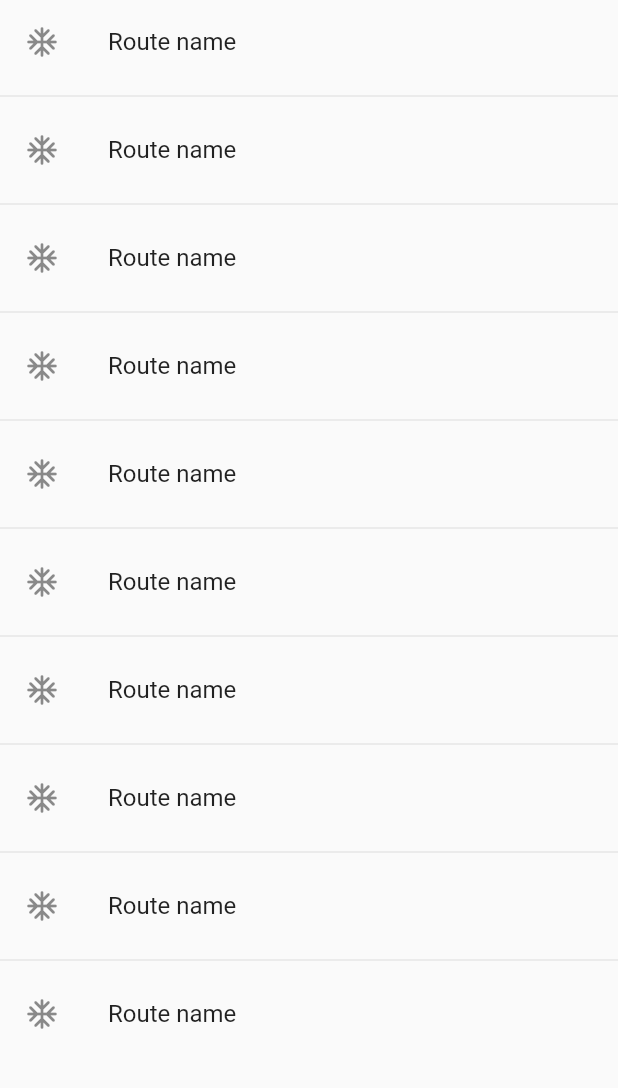
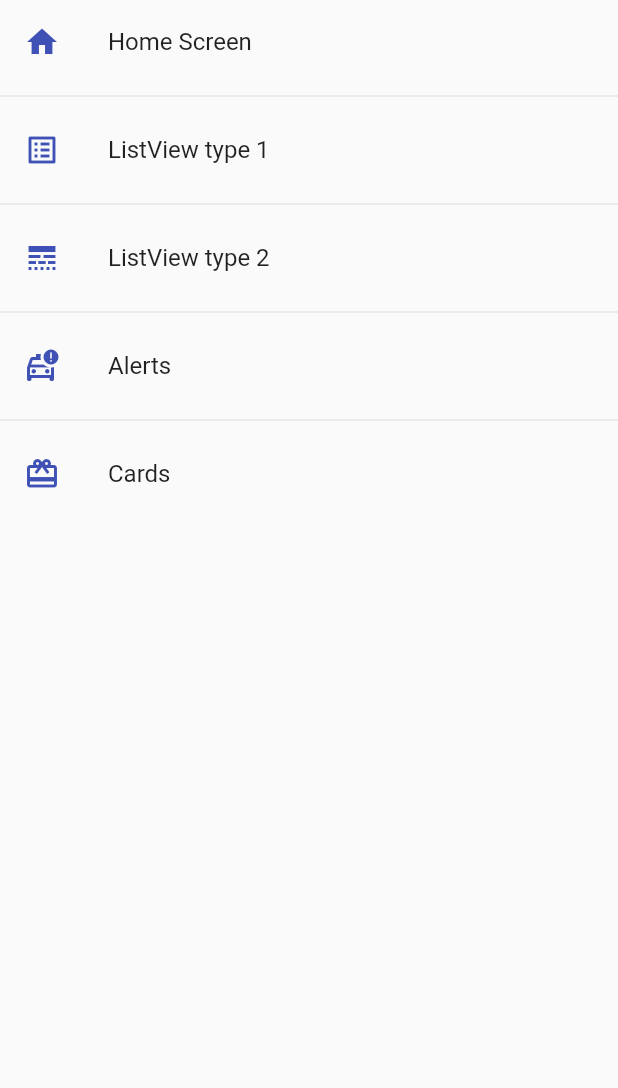
Before and after one commit to ChristianTC/flutter-components, a Flutter app: the screen it shows after launch, on a phone screen of 412 x 824 dp, the part 84-1172 px from its top. Run offline on Flutter 3.47's test engine with Material 2 defaults, Android fonts, the phone set to English and light mode, and no system bars.

Commit message:
Create method with the app routes

```diff
--- a/lib/main.dart
+++ b/lib/main.dart
@@ -13,7 +13,7 @@ class MyApp extends StatelessWidget {
       debugShowCheckedModeBanner: false,
       title: 'Material App',
       initialRoute: AppRoutes.initialRoute,
-      routes: AppRoutes.routes,
+      routes: AppRoutes.getAppRoutes(),
       onGenerateRoute: AppRoutes.onGenerateRoute,
     );
   }
--- /dev/null
+++ b/lib/models/menu_option.dart
@@ -0,0 +1,14 @@
+import 'package:flutter/material.dart' show IconData, Widget;
+
+class MenuOption {
+  final String route;
+  final IconData icon;
+  final String name;
+  final Widget screen;
+
+  MenuOption(
+      {required this.route,
+      required this.icon,
+      required this.name,
+      required this.screen});
+}
--- /dev/null
+++ b/lib/models/models.dart
@@ -0,0 +1 @@
+export 'package:fl_components/models/menu_option.dart';
--- a/lib/router/app_routes.dart
+++ b/lib/router/app_routes.dart
@@ -1,16 +1,56 @@
+import 'package:flutter/material.dart';
+
+import 'package:fl_components/models/models.dart';
 import 'package:fl_components/screens/screens.dart';
-import 'package:flutter/material.dart';
 
 class AppRoutes {
   static const initialRoute = 'home';
 
-  static Map<String, Widget Function(BuildContext)> routes = {
-    'home': (BuildContext context) => const HomeScreen(),
-    'listView1': (BuildContext context) => const Listview1Screen(),
-    'listView2': (BuildContext context) => const Listview2Screen(),
-    'alert': (BuildContext context) => const AlertScreen(),
-    'card': (BuildContext context) => const CardScreen(),
-  };
+  static final menuOptions = <MenuOption>[
+    // TODO: delete home
+    MenuOption(
+        route: 'home',
+        icon: Icons.home,
+        name: 'Home Screen',
+        screen: const HomeScreen()),
+    MenuOption(
+        route: 'listView1',
+        icon: Icons.list_alt_outlined,
+        name: 'ListView type 1',
+        screen: const Listview1Screen()),
+    MenuOption(
+        route: 'listView2',
+        icon: Icons.line_style_outlined,
+        name: 'ListView type 2',
+        screen: const Listview2Screen()),
+    MenuOption(
+        route: 'alert',
+        icon: Icons.taxi_alert_outlined,
+        name: 'Alerts',
+        screen: const AlertScreen()),
+    MenuOption(
+        route: 'card',
+        icon: Icons.card_giftcard_outlined,
+        name: 'Cards',
+        screen: const CardScreen()),
+  ];
+
+  static Map<String, Widget Function(BuildContext)> getAppRoutes() {
+    Map<String, Widget Function(BuildContext)> appRoutes = {};
+
+    for (final option in menuOptions) {
+      appRoutes.addAll({option.route: (BuildContext context) => option.screen});
+    }
+    return appRoutes;
+  }
+
+  // static Map<String, Widget Function(BuildContext)> routes = {
+  //   'home': (BuildContext context) => const HomeScreen(),
+  //   'listView1': (BuildContext context) => const Listview1Screen(),
+  //   'listView2': (BuildContext context) => const Listview2Screen(),
+  //   'alert': (BuildContext context) => const AlertScreen(),
+  //   'card': (BuildContext context) => const CardScreen(),
+  // };
 
   static Route<dynamic> onGenerateRoute(RouteSettings settings) {
     return MaterialPageRoute(
--- a/lib/screens/home_screen.dart
+++ b/lib/screens/home_screen.dart
@@ -1,3 +1,4 @@
+import 'package:fl_components/router/app_routes.dart';
 import 'package:flutter/material.dart';
 
 class HomeScreen extends StatelessWidget {
@@ -15,19 +16,22 @@ class HomeScreen extends StatelessWidget {
       ),
       body: ListView.separated(
         itemBuilder: (context, index) => ListTile(
-          leading: const Icon(Icons.ac_unit_rounded),
-          title: const Text('Route name'),
+          leading: Icon(
+            AppRoutes.menuOptions[index].icon,
+            color: Colors.indigo,
+          ),
+          title: Text(AppRoutes.menuOptions[index].name),
           onTap: () {
             // final route = MaterialPageRoute(
             //   builder: (context) => const Listview1Screen(),
             // );
             // // Navigator.pushReplacement(context, route);
             // Navigator.push(context, route);
-            Navigator.pushNamed(context, 'listView1');
+            Navigator.pushNamed(context, AppRoutes.menuOptions[index].route);
           },
         ),
         separatorBuilder: (_, __) => const Divider(),
-        itemCount: 10,
+        itemCount: AppRoutes.menuOptions.length,
       ),
     );
   }
```
